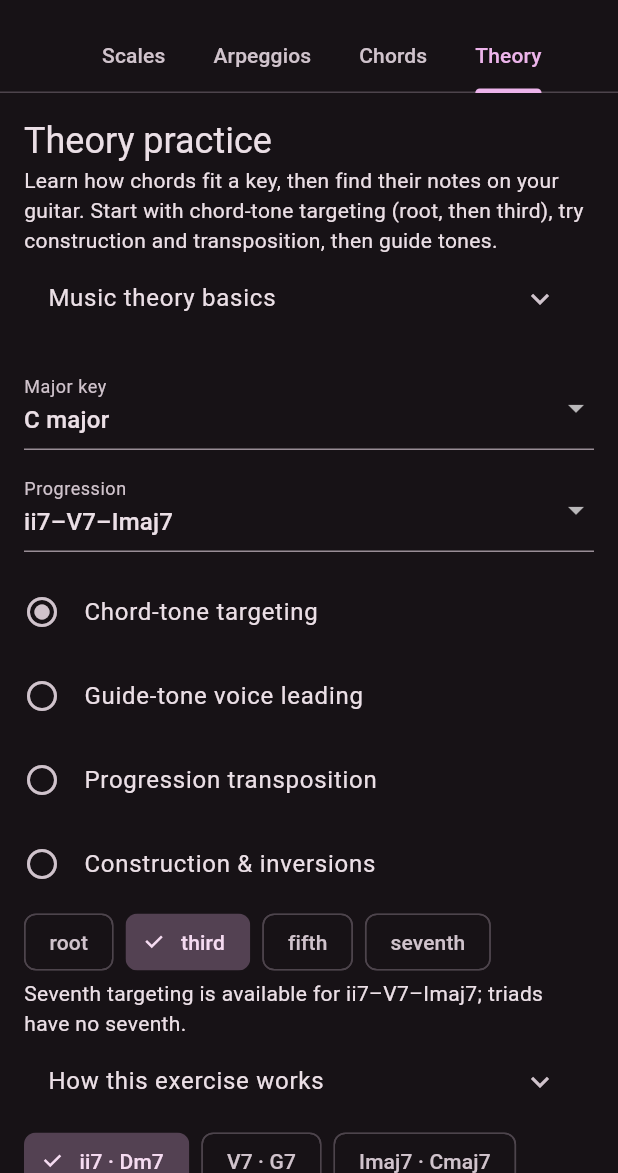
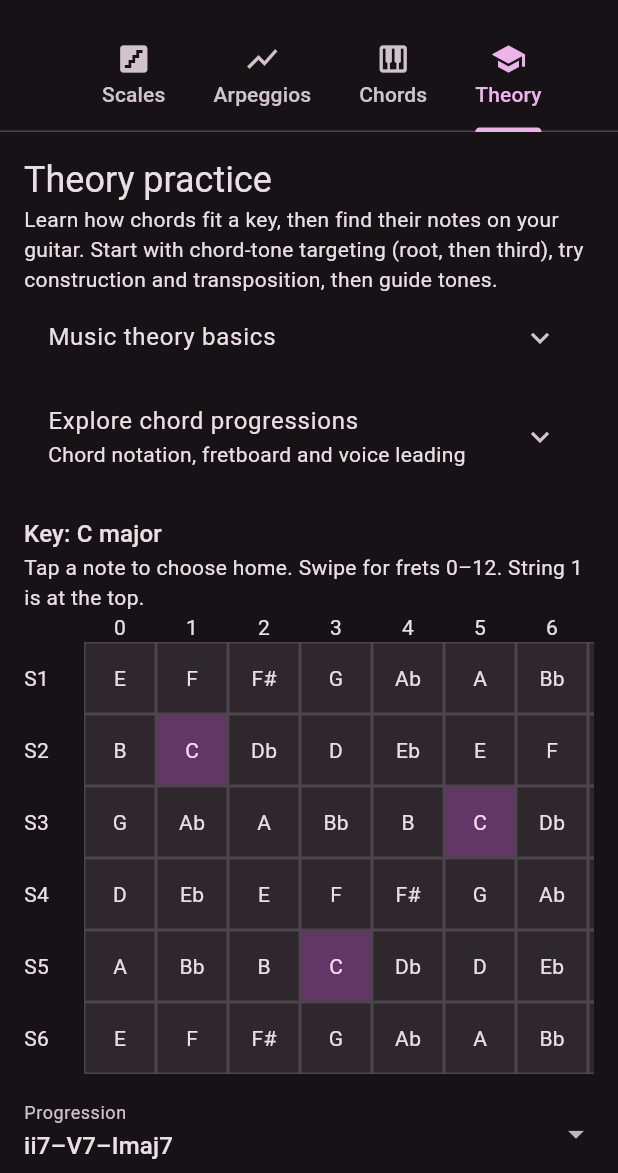
Before and after one commit to DrMatrix007/matrix-guitar, a Flutter app: the screen it shows after launch, tab 4 chosen, on a phone screen of 412 x 824 dp, the part 63-1236 px from its top. Run offline on Flutter 3.47's test engine with Material 3 defaults, Android fonts, the phone set to English and light mode, and no system bars; our stand-ins replace permission_handler; missing offline and left inert: record.

Commit message:
Explain chord construction and explore progressions (#5)

```diff
--- a/lib/ui/chord_detail_screen.dart
+++ b/lib/ui/chord_detail_screen.dart
@@ -3,6 +3,7 @@ import 'package:flutter/material.dart';
 import '../audio/audio_source.dart';
 import '../theory/chord.dart';
 import 'chord_diagram.dart';
+import 'chord_explanation.dart';
 import 'chord_practice_screen.dart';
 import 'fretboard.dart';
 import 'legend_entry.dart';
@@ -39,19 +40,13 @@ class ChordDetailScreen extends StatelessWidget {
             SizedBox(
               height: 280,
               child: Center(
-                child: SizedBox(
-                  width: 200,
-                  child: ChordDiagram(chord: chord),
-                ),
+                child: SizedBox(width: 200, child: ChordDiagram(chord: chord)),
               ),
             ),
             const SizedBox(height: 16),
             Text('Notes: $notes', style: textTheme.titleMedium),
             const SizedBox(height: 8),
-            Text(
-              _stringsDescription(),
-              style: textTheme.bodyMedium,
-            ),
+            Text(_stringsDescription(), style: textTheme.bodyMedium),
             const SizedBox(height: 8),
             Row(
               children: [
@@ -60,6 +55,7 @@ class ChordDetailScreen extends StatelessWidget {
                 const LegendEntry(color: highlightFill, label: 'Other'),
               ],
             ),
+            ChordExplanation(chord: chord),
             const SizedBox(height: 24),
             FilledButton(
               onPressed: () => Navigator.of(context).push(
--- /dev/null
+++ b/lib/ui/chord_explanation.dart
@@ -0,0 +1,85 @@
+import 'package:flutter/material.dart';
+
+import '../theory/chord.dart';
+import 'staff_notation.dart';
+
+class ChordExplanation extends StatelessWidget {
+  final ChordVoicing chord;
+
+  const ChordExplanation({super.key, required this.chord});
+
+  @override
+  Widget build(BuildContext context) {
+    final intervals = switch (chord.quality) {
+      ChordQuality.major => [0, 4, 7],
+      ChordQuality.minor => [0, 3, 7],
+      ChordQuality.dom7 => [0, 4, 7, 10],
+      ChordQuality.min7 => [0, 3, 7, 10],
+      ChordQuality.maj7 => [0, 4, 7, 11],
+      ChordQuality.power => [0, 7],
+    };
+    final degrees = switch (chord.quality) {
+      ChordQuality.major => ['1', '3', '5'],
+      ChordQuality.minor => ['1', 'b3', '5'],
+      ChordQuality.dom7 => ['1', '3', '5', 'b7'],
+      ChordQuality.min7 => ['1', 'b3', '5', 'b7'],
+      ChordQuality.maj7 => ['1', '3', '5', '7'],
+      ChordQuality.power => ['1', '5'],
+    };
+    final rootMidi = 60 + chord.root;
+    final explanation = switch (chord.quality) {
+      ChordQuality.major => 'The major third (4 semitones) defines the major quality. The fifth supports the root.',
+      ChordQuality.minor => 'The minor third is 3 semitones above the root, one fret lower than a major third. That change defines the minor quality.',
+      ChordQuality.dom7 => 'A major triad plus a flat seventh. The third and flat seventh form a tritone (6 semitones), which often resolves toward a tonic chord a fifth below the root.',
+      ChordQuality.min7 => 'A minor triad plus a flat seventh. In a major key, a minor seventh chord on degree ii often prepares V7.',
+      ChordQuality.maj7 => 'A major triad plus a major seventh, 11 semitones above the root. Compare this with a dominant seventh: its seventh is one semitone lower.',
+      ChordQuality.power => 'Only root and fifth: there is no third, so this shape is neither major nor minor. The octave doubles the root without adding a new chord tone.',
+    };
+    return Column(
+      crossAxisAlignment: CrossAxisAlignment.stretch,
+      children: [
+        const SizedBox(height: 24),
+        Text(
+          'How this chord is built',
+          style: Theme.of(context).textTheme.titleLarge,
+        ),
+        Text(explanation),
+        const SizedBox(height: 12),
+        Wrap(
+          spacing: 8,
+          runSpacing: 8,
+          children: [
+            for (final (index, interval) in intervals.indexed)
+              Chip(
+                label: Text(
+                  '${degrees[index]} · ${chord.spell(rootMidi + interval)} · $interval semitones',
+                ),
+              ),
+          ],
+        ),
+        const Text(
+          'Formula numbers are relative to this chord’s root. One semitone equals one fret on a string.',
+        ),
+        StaffNotation(
+          selectedIndex: 0,
+          stacked: true,
+          notes: [
+            for (final interval in intervals)
+              StaffNote(rootMidi + interval, chord.spell(rootMidi + interval)),
+          ],
+        ),
+        const Text(
+          'Chord tones stacked vertically are played together. The guitar shape above may repeat notes in several octaves.',
+        ),
+        const SizedBox(height: 12),
+        Text(
+          'How it fits a progression',
+          style: Theme.of(context).textTheme.titleMedium,
+        ),
+        const Text(
+          'A chord name describes its notes, not a fixed job. In C major, C is I (home), F is IV (departure), and G or G7 is V (tension leading home). Am is vi, the relative minor. In another key those roles change. Open the progression explorer in Chords to see why each change connects.',
+        ),
+      ],
+    );
+  }
+}
--- a/lib/ui/chord_list_screen.dart
+++ b/lib/ui/chord_list_screen.dart
@@ -3,6 +3,7 @@ import 'package:flutter/material.dart';
 import '../audio/audio_source.dart';
 import '../theory/chord.dart';
 import 'chord_detail_screen.dart';
+import 'progression_explorer.dart';
 
 class ChordListScreen extends StatelessWidget {
   final AudioSource Function(ChordVoicing) chordAudioSourceFactory;
@@ -13,9 +14,15 @@ class ChordListScreen extends StatelessWidget {
   Widget build(BuildContext context) {
     return ListView(
       children: [
+        const ExpansionTile(
+          leading: Icon(Icons.route),
+          title: Text('Explore chord progressions'),
+          subtitle: Text('Chord roles, shared notes and voice leading'),
+          childrenPadding: EdgeInsets.all(16),
+          children: [ProgressionExplorer()],
+        ),
         for (final (index, chord) in chordLibrary.indexed) ...[
-          if (index == 0 ||
-              chordLibrary[index - 1].group != chord.group)
+          if (index == 0 || chordLibrary[index - 1].group != chord.group)
             Padding(
               padding: const EdgeInsets.fromLTRB(16, 16, 16, 4),
               child: Text(
@@ -24,6 +31,7 @@ class ChordListScreen extends StatelessWidget {
               ),
             ),
           ListTile(
+            leading: const Icon(Icons.piano),
             title: Text(chord.name),
             subtitle: Text(chord.quality.label),
             onTap: () => Navigator.of(context).push(
--- /dev/null
+++ b/lib/ui/fretboard_key_selector.dart
@@ -0,0 +1,97 @@
+import 'package:flutter/material.dart';
+
+import '../theory/scale.dart';
+
+/// Every fret is a key choice, including notes outside the current key.
+class FretboardKeySelector extends StatelessWidget {
+  final int root;
+  final ValueChanged<int> onChanged;
+
+  const FretboardKeySelector({
+    super.key,
+    required this.root,
+    required this.onChanged,
+  });
+
+  @override
+  Widget build(BuildContext context) {
+    final colors = Theme.of(context).colorScheme;
+    return Column(
+      crossAxisAlignment: CrossAxisAlignment.start,
+      children: [
+        Text(
+          'Key: ${rootName(root)} major',
+          style: Theme.of(context).textTheme.titleMedium,
+        ),
+        const Text(
+          'Tap a note to choose home. Swipe for frets 0–12. String 1 is at the top.',
+        ),
+        SingleChildScrollView(
+          scrollDirection: Axis.horizontal,
+          child: Column(
+            children: [
+              Row(
+                children: [
+                  const SizedBox(width: 40),
+                  for (var fret = 0; fret <= 12; fret++)
+                    SizedBox(width: 48, child: Center(child: Text('$fret'))),
+                ],
+              ),
+              for (var string = 1; string <= 6; string++)
+                Row(
+                  children: [
+                    SizedBox(width: 40, child: Text('S$string')),
+                    for (var fret = 0; fret <= 12; fret++)
+                      Builder(
+                        builder: (context) {
+                          final pitch =
+                              (openStringMidi[string - 1] + fret) % 12;
+                          final selected = pitch == root;
+                          return Semantics(
+                            label:
+                                'Choose ${rootName(pitch)} major, string $string fret $fret',
+                            selected: selected,
+                            button: true,
+                            child: ExcludeSemantics(
+                              child: SizedBox(
+                                width: 48,
+                                height: 48,
+                                child: Material(
+                                  color: selected
+                                      ? colors.primaryContainer
+                                      : colors.surfaceContainerHigh,
+                                  child: InkWell(
+                                    onTap: () => onChanged(pitch),
+                                    child: DecoratedBox(
+                                      decoration: BoxDecoration(
+                                        border: Border.all(
+                                          color: colors.outlineVariant,
+                                        ),
+                                      ),
+                                      child: Center(
+                                        child: Text(
+                                          rootName(pitch),
+                                          style: TextStyle(
+                                            color: selected
+                                                ? colors.onPrimaryContainer
+                                                : colors.onSurface,
+                                          ),
+                                        ),
+                                      ),
+                                    ),
+                                  ),
+                                ),
+                              ),
+                            ),
+                          );
+                        },
+                      ),
+                  ],
+                ),
+            ],
+          ),
+        ),
+      ],
+    );
+  }
+}
--- a/lib/ui/scale_list_screen.dart
+++ b/lib/ui/scale_list_screen.dart
@@ -27,10 +27,10 @@ class ScaleListScreen extends StatelessWidget {
           bottom: const TabBar(
             isScrollable: true,
             tabs: [
-              Tab(text: 'Scales'),
-              Tab(text: 'Arpeggios'),
-              Tab(text: 'Chords'),
-              Tab(text: 'Theory'),
+              Tab(icon: Icon(Icons.stairs), text: 'Scales'),
+              Tab(icon: Icon(Icons.show_chart), text: 'Arpeggios'),
+              Tab(icon: Icon(Icons.piano), text: 'Chords'),
+              Tab(icon: Icon(Icons.school), text: 'Theory'),
             ],
           ),
         ),
@@ -60,6 +60,9 @@ class ScaleListScreen extends StatelessWidget {
               ),
             ),
           ListTile(
+            leading: Icon(
+              kind == PatternKind.scale ? Icons.stairs : Icons.show_chart,
+            ),
             title: Text(pattern.name),
             onTap: () => Navigator.of(context).push(
               MaterialPageRoute<void>(
--- a/lib/ui/theory_practice_screen.dart
+++ b/lib/ui/theory_practice_screen.dart
@@ -4,7 +4,9 @@ import '../audio/audio_source.dart';
 import '../theory/harmony.dart';
 import '../theory/scale.dart';
 import 'theory_play_screen.dart';
+import 'progression_explorer.dart';
 import 'theory_visualization.dart';
+import 'fretboard_key_selector.dart';
 
 enum TheoryMode {
   chordTones('Chord-tone targeting'),
@@ -193,15 +195,15 @@ class _TheoryPracticeScreenState extends State<TheoryPracticeScreen> {
           ),
         ],
       ),
+      const ExpansionTile(
+        title: Text('Explore chord progressions'),
+        subtitle: Text('Chord notation, fretboard and voice leading'),
+        children: [ProgressionExplorer()],
+      ),
       const SizedBox(height: 16),
-      DropdownButtonFormField<int>(
-        initialValue: _key,
-        decoration: const InputDecoration(labelText: 'Major key'),
-        items: [
-          for (var key = 0; key < 12; key++)
-            DropdownMenuItem(value: key, child: Text('${rootName(key)} major')),
-        ],
-        onChanged: (value) => setState(() => _key = value!),
+      FretboardKeySelector(
+        root: _key,
+        onChanged: (value) => setState(() => _key = value),
       ),
       const SizedBox(height: 12),
       DropdownButtonFormField<int>(
--- a/lib/ui/theory_visualization.dart
+++ b/lib/ui/theory_visualization.dart
@@ -66,7 +66,7 @@ class _TheoryVisualizationState extends State<TheoryVisualization> {
           ]
         : [
             for (final (i, p) in positions.indexed)
-              StaffNote(p.midi, chord.toneName(order[i])),
+              StaffNote(p.midi + 12, chord.toneName(order[i])),
           ];
     final selectedIndex = widget.target != null
         ? 0
@@ -78,9 +78,15 @@ class _TheoryVisualizationState extends State<TheoryVisualization> {
       children: [
         const Text('Standard notation · treble clef'),
         const Text(
-          'Sounding pitches (middle C = C4); accidentals shown on every note.',
+          'Middle C = C4. Chord stacks are shown one octave above the guitar positions for readability; single-note paths use the actual guitar octave.',
         ),
-        StaffNotation(notes: notes, selectedIndex: selectedIndex),
+        StaffNotation(
+          notes: notes,
+          selectedIndex: selectedIndex,
+          stacked: widget.target == null && !widget.guideTones,
+        ),
+        if (widget.target == null && !widget.guideTones)
+          Text('Bass to top: ${notes.map((note) => note.label).join('–')}'),
       ],
     );
     final board = Column(
@@ -89,7 +95,7 @@ class _TheoryVisualizationState extends State<TheoryVisualization> {
         const Text('Fretboard · frets 3–7 · string 1 at top'),
         Semantics(
           label:
-              '${notes[selectedIndex].label}, string ${selectedPosition.string}, fret ${selectedPosition.fret}, selected',
+              '${chord.toneName(tone)}, MIDI ${selectedPosition.midi}, string ${selectedPosition.string}, fret ${selectedPosition.fret}, selected',
           child: Fretboard(
             scale: chord.scale,
             highlight: selectedPosition,
@@ -134,7 +140,7 @@ class _TheoryVisualizationState extends State<TheoryVisualization> {
           Text(
             widget.guideTones
                 ? 'Guide-tone path · select a chord to locate its note.'
-                : 'Ascending chord tones · bass to top: ${chord.inversionNames(widget.inversion).join('–')}. Illustrative single notes, not a simultaneous guitar voicing.',
+                : 'Stacked chord · bass to top: ${chord.inversionNames(widget.inversion).join('–')}. Notes aligned vertically sound together. Fretboard dots show available chord tones, not a prescribed guitar shape.',
           ),
         ],
         LayoutBuilder(
```
Also changed, not shown: lib/ui/progression_explorer.dart (added, +132 -0 lines), lib/ui/staff_notation.dart (+43 -12 lines), 3 other files.
